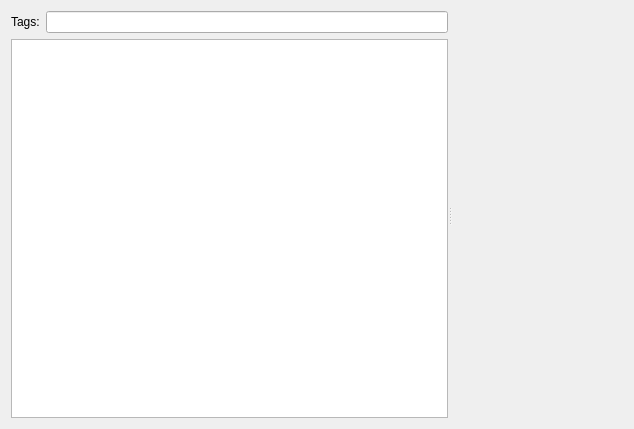
Qt form src/plugins/aggregator/mainwidget.ui (0xd34df00d/leechcraft) before a commit.
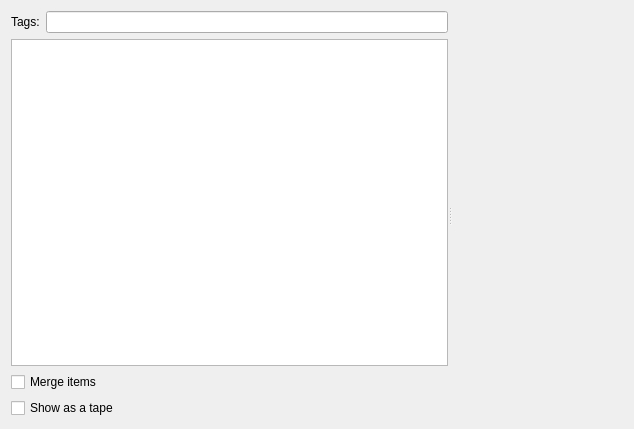
The same form after that commit. Icons and pictures are not drawn. Custom widgets are drawn as their Qt base class.

Commit message: * Aggregator: Refactored. Moved items model to separate class.

```diff
--- a/src/plugins/aggregator/mainwidget.ui
+++ b/src/plugins/aggregator/mainwidget.ui
@@ -60,6 +60,23 @@
          </property>
         </widget>
        </item>
+       <item>
+        <widget class="QCheckBox" name="MergeItems_">
+         <property name="text">
+          <string>Merge items</string>
+         </property>
+        </widget>
+       </item>
+       <item>
+        <widget class="QCheckBox" name="ShowAsTape_">
+         <property name="enabled">
+          <bool>true</bool>
+         </property>
+         <property name="text">
+          <string>Show as a tape</string>
+         </property>
+        </widget>
+       </item>
       </layout>
      </widget>
      <widget class="ItemsWidget" native="1" name="ItemsWidget_" />
```
Left out of the diff: 47 changed lines with no effect on the pictures. The commit also changes 8 other files.
